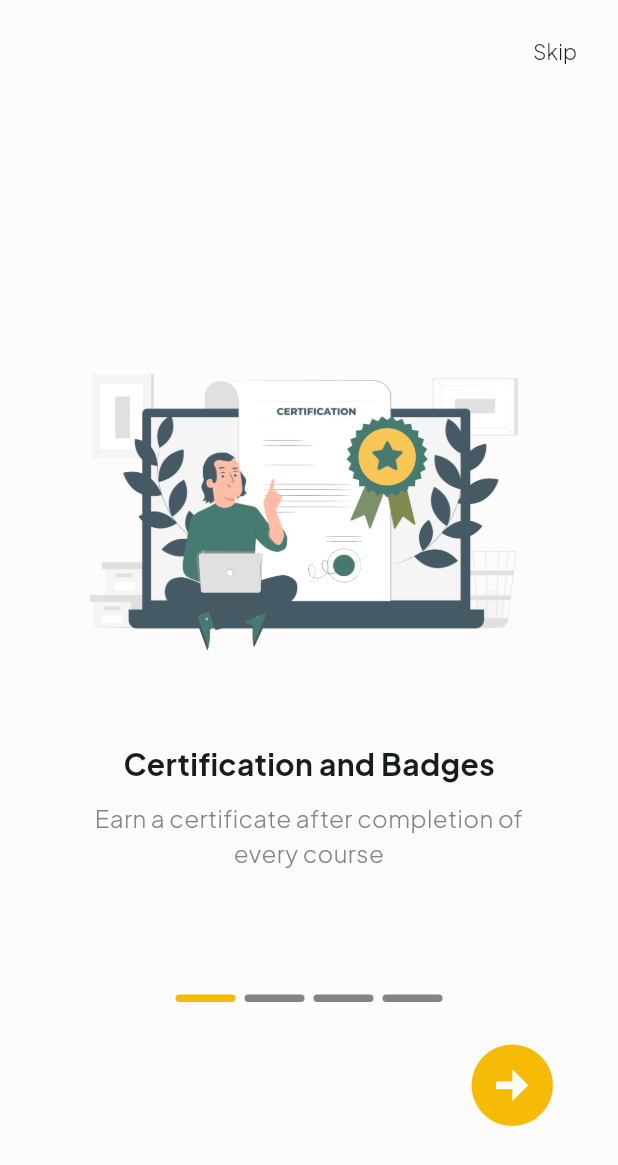
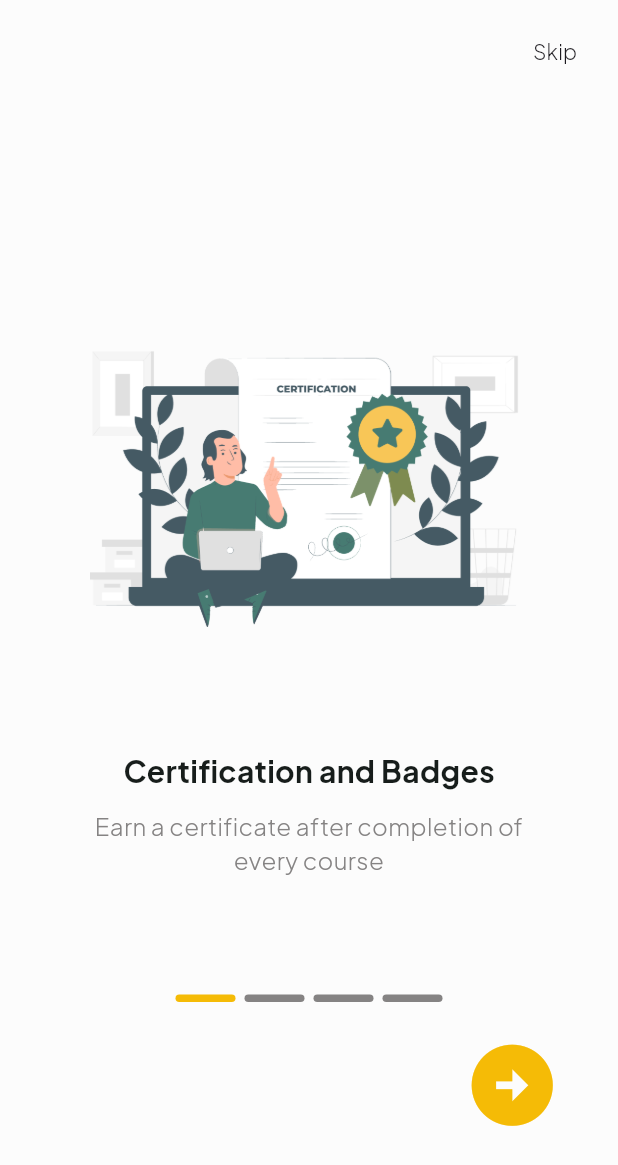
Before and after one commit to e-khalifa/Edu-Vista, a Flutter app: the screen it shows after launch, on a phone screen of 412 x 824 dp. Shown: the top 1165 px of the screen. Run offline on Flutter 3.47's test engine with Material 3 defaults, Android fonts, the phone set to English and light mode, and no system bars; our stand-ins replace animated_splash_screen.

Commit message:
Separate Widgets

```diff
--- a/lib/main.dart
+++ b/lib/main.dart
@@ -1,7 +1,6 @@
 import 'package:edu_vista/pages/splash_page.dart';
 import 'package:flutter/material.dart';
 
-import 'pages/onboarding_page.dart';
 import 'utils/color_utility.dart';
 
 void main() {
--- a/lib/pages/onboarding_page.dart
+++ b/lib/pages/onboarding_page.dart
@@ -14,7 +14,13 @@ class OnBoardingPage extends StatefulWidget {
 
 class _OnBoardingPageState extends State<OnBoardingPage> {
   int currentPage = 0;
-  var onBoadingController = PageController(initialPage: 0);
+  late PageController onBoardingController;
+
+  @override
+  void initState() {
+    super.initState();
+    onBoardingController = PageController(initialPage: 0);
+  }
 
   void onPageChangedEx(int page) {
     setState(() {
@@ -22,26 +28,32 @@ class _OnBoardingPageState extends State<OnBoardingPage> {
     });
   }
 
-  void skipPressed() {
-    onBoadingController.animateToPage(
+  void skipToEnd() {
+    onBoardingController.animateToPage(
       3,
-      duration: const Duration(milliseconds: 350),
-      curve: Curves.easeInOut,
-    );
-  }
-
-  void nextPage() {
-    onBoadingController.nextPage(
-      duration: const Duration(milliseconds: 350),
+      duration: const Duration(milliseconds: 250),
       curve: Curves.fastOutSlowIn,
     );
   }
 
-  void previousPage() {
-    onBoadingController.previousPage(
-      duration: const Duration(milliseconds: 350),
+  void goToNextPage() {
+    onBoardingController.nextPage(
+      duration: const Duration(milliseconds: 250),
       curve: Curves.fastOutSlowIn,
     );
+  }
+
+  void goToPreviousPage() {
+    onBoardingController.previousPage(
+      duration: const Duration(milliseconds: 250),
+      curve: Curves.fastOutSlowIn,
+    );
+  }
+
+  @override
+  void dispose() {
+    onBoardingController.dispose();
+    super.dispose();
   }
 
   @override
@@ -50,22 +62,45 @@ class _OnBoardingPageState extends State<OnBoardingPage> {
       body: SafeArea(
         child: Stack(
           children: [
-            Padding(
+            if (currentPage != 3) buildSkipButton(),
+            buildPageView(),
+            buildBottomSection(),
+          ],
+        ),
+      ),
+    );
+  }
+
+  Widget buildSkipButton() {
+    return Positioned(
+        top: 10,
+        right: 10,
+        child: TextButton(
+          onPressed: skipToEnd,
+          child: const Text(
+            'Skip',
+            style: TextStyle(
+                color: ColorUtility.mediumBlack, fontWeight: FontWeight.w300),
+          ),
+        ));
+  }
+
+  Widget buildPageView() {
+    return Padding(
       padding: const EdgeInsets.only(bottom: 30, right: 60, left: 60),
 
       //On Boarding items
       child: PageView(
-                controller: onBoadingController,
+        controller: onBoardingController,
         onPageChanged: onPageChangedEx,
         children: const [
           //Item #1 : custom space/image height
           OnBoardingItem(
             imagePath: ImageUtility.certifications,
             title: 'Certification and Badges',
-                    description:
-                        'Earn a certificate after completion of every course',
-                    sizedBoxHeight: 215,
-                    imageHeight: 250,
+            description: 'Earn a certificate after completion of every course',
+            sizedBoxHeight: 180,
+            imageHeight: 290,
           ),
 
           //Item #2
@@ -90,20 +125,16 @@ class _OnBoardingPageState extends State<OnBoardingPage> {
           ),
         ],
       ),
-            ),
+    );
+  }
 
-            //The indicator
-            Align(
-                alignment: Alignment.bottomCenter,
-                child: Column(
-                  mainAxisSize: MainAxisSize.min,
-                  children: [
-                    Row(
+  Widget buildIndicator() {
+    return Row(
       mainAxisAlignment: MainAxisAlignment.center,
       children: List.generate(
         4,
         (index) => AnimatedContainer(
-                            duration: const Duration(milliseconds: 350),
+            duration: const Duration(milliseconds: 250),
             margin: const EdgeInsets.symmetric(horizontal: 3),
             width: 40,
             height: 5,
@@ -113,61 +144,52 @@ class _OnBoardingPageState extends State<OnBoardingPage> {
                     ? ColorUtility.secondary
                     : ColorUtility.grey)),
       ),
-                    ),
+    );
+  }
 
-                    //Last page ? show the starting button : show the arrows
-                    currentPage == 3
-                        ? Padding(
-                            padding: const EdgeInsets.only(
-                                bottom: 75, top: 30, right: 30, left: 30),
-                            child: MyElevatedButton(
-                                label: 'Let\'s Start Learning!',
-                                onPressed: () {}))
-                        : Padding(
-                            padding: const EdgeInsets.only(
-                                bottom: 60, top: 15, right: 30, left: 30),
-                            child: Row(
+  Widget buildArrows() {
+    return Row(
       mainAxisAlignment: MainAxisAlignment.spaceBetween,
       children: [
+        //First Page ? don't show previous button
         currentPage == 0
             ? const SizedBox()
             : IconButton(
-                                        onPressed: previousPage,
-                                        icon:
-                                            const Icon(Icons.arrow_circle_left),
+                onPressed: goToPreviousPage,
+                icon: const Icon(Icons.arrow_circle_left),
                 color: Colors.grey.shade300,
                 iconSize: 65,
               ),
         IconButton(
-                                  onPressed: nextPage,
+          onPressed: goToNextPage,
           icon: const Icon(Icons.arrow_circle_right),
           color: ColorUtility.secondary,
           iconSize: 65,
         ),
       ],
-                            ),
-                          ),
-                  ],
-                )),
-
-            // If it's the last page already, don't show "Skip"
-            currentPage == 3
-                ? const SizedBox()
-                : Positioned(
-                    top: 10,
-                    right: 10,
-                    child: TextButton(
-                      onPressed: skipPressed,
-                      child: const Text(
-                        'Skip',
-                        style: TextStyle(
-                            color: ColorUtility.mediumBlack,
-                            fontWeight: FontWeight.w300),
-                      ),
-                    )),
-          ],
-        ),
-      ),
     );
   }
+
+  //The indicator & (Arrows || register button)
+  Widget buildBottomSection() {
+    return Align(
+        alignment: Alignment.bottomCenter,
+        child: Column(
+          mainAxisSize: MainAxisSize.min,
+          children: [
+            buildIndicator(),
+            //Last page ? Show register button : show the arrows
+            currentPage == 3
+                ? Padding(
+                    padding: const EdgeInsets.only(
+                        bottom: 75, top: 31, right: 30, left: 30),
+                    child: MyElevatedButton(
+                        label: 'Let\'s Start Learning!', onPressed: () {}))
+                : Padding(
+                    padding: const EdgeInsets.only(
+                        bottom: 60, top: 15, right: 30, left: 30),
+                    child: buildArrows()),
+          ],
+        ));
   }
+}
```
Lines whose indentation alone changed are shown as unchanged.
